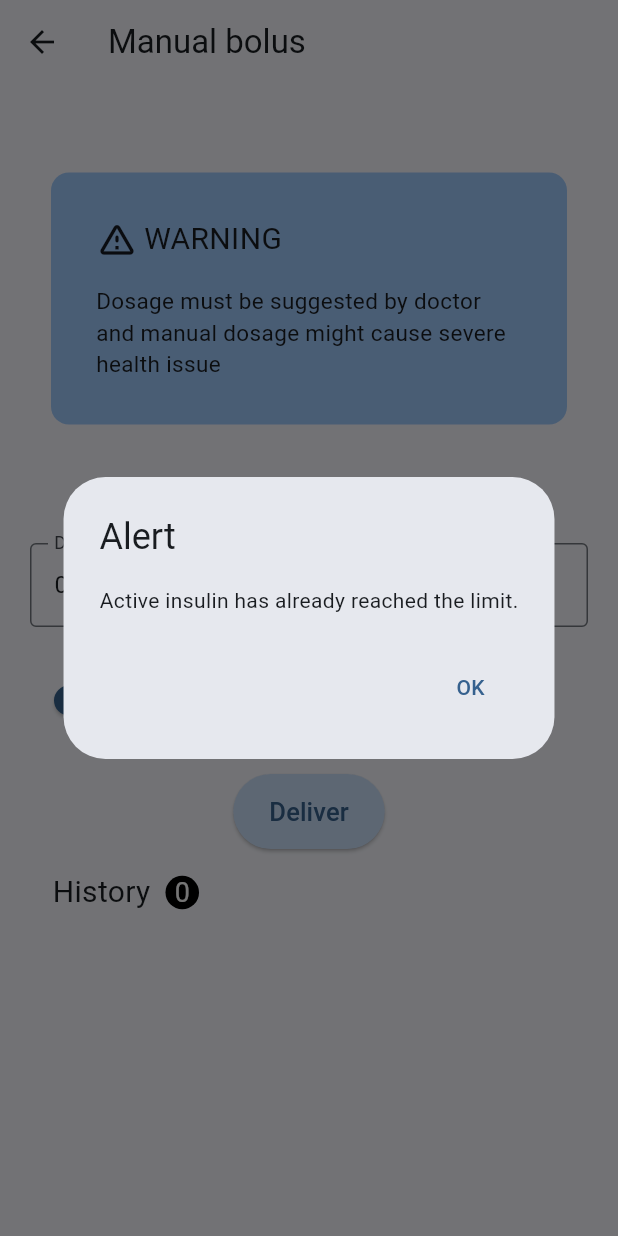
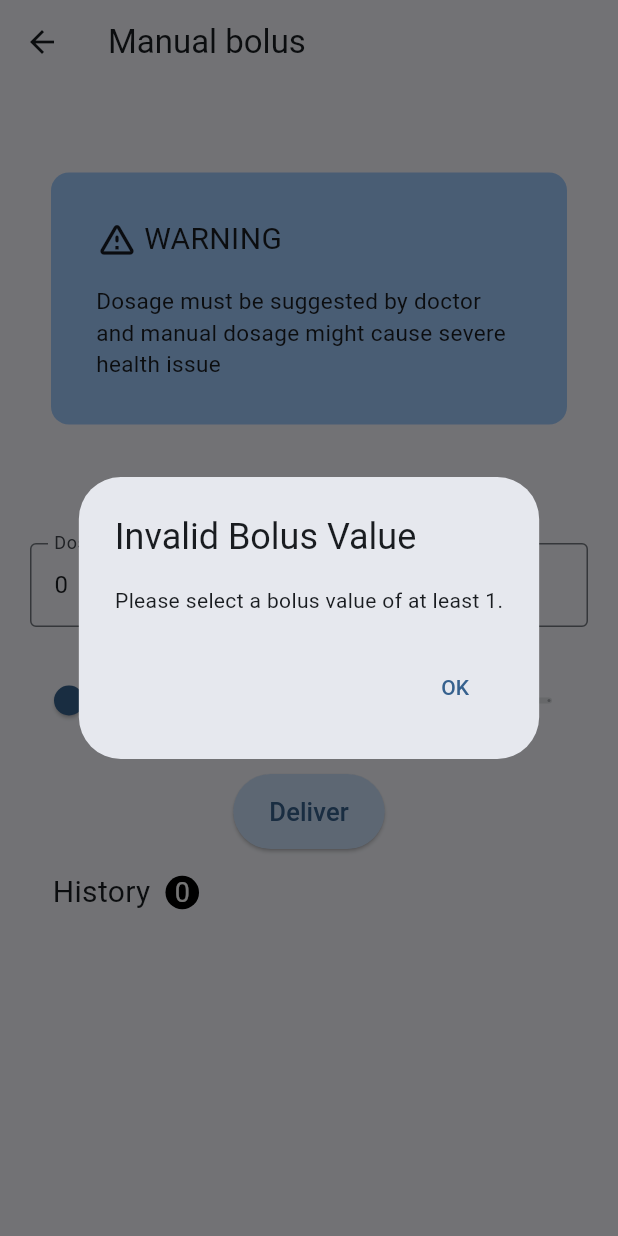
Before and after one commit to Lakshmanan-palaniappan/insulin-app, a Flutter app: the ManualBolusPage screen opened directly, after a tap on "Deliver", on a phone screen of 412 x 824 dp. Run offline on Flutter 3.47's test engine with Material 3 defaults, Android fonts, the phone set to English and light mode, and no system bars; our stand-ins replace firebase_core, firebase_database, lottie, package_info_plus, shared_preferences; accounts and stored records are empty.

Commit message:
Version 5-button hidden

```diff
--- a/lib/ui/pages/manual_bolus_page.dart
+++ b/lib/ui/pages/manual_bolus_page.dart
@@ -3,11 +3,8 @@ import 'package:intl/intl.dart';
 import 'package:provider/provider.dart';
 
 import 'package:insulin/providers/insulin_provider.dart';
-
 import 'package:insulin/utils/utils.dart';
-
 import 'package:insulin/ui/widgets/common/warning_container.dart';
-
 import '../../models/Log.dart';
 
 class ManualBolusPage extends StatefulWidget {
@@ -18,15 +15,13 @@ class ManualBolusPage extends StatefulWidget {
 
 class _ManualBolusPageState extends State<ManualBolusPage> {
   TextEditingController bolusTextController = TextEditingController();
-  double temp = 0;
   double sliderValue = 0;
+
   @override
   Widget build(BuildContext context) {
     return Scaffold(
       appBar: AppBar(
-        title: const Text(
-          "Manual bolus",
-        ),
+        title: const Text("Manual bolus"),
       ),
       body: SingleChildScrollView(
         child: Column(
@@ -38,45 +33,69 @@ class _ManualBolusPageState extends State<ManualBolusPage> {
               padding: const EdgeInsets.all(20.0),
               child: Consumer<InsulinProvider>(
                 builder: (context, insulinProvider, child) {
-
-                  bolusTextController.text = sliderValue.toString();
+                  bolusTextController.text = sliderValue.toStringAsFixed(0);
 
                   return Column(
                     mainAxisAlignment: MainAxisAlignment.center,
                     children: [
                       TextField(
                         controller: bolusTextController,
+                        readOnly: true,
                         decoration: const InputDecoration(
                           label: Text("Dose"),
                           border: OutlineInputBorder(),
                         ),
                       ),
                       const SizedBox(height: 25),
+
+                      // 🔹 Slider (steps: 0 to 10, integer only)
                       Slider(
-                        value: /*insulinProvider.insulinData!.isDelivering==0 ? temp : */sliderValue,
+                        value: sliderValue,
                         min: 0,
                         max: 10,
-                        divisions: 20,
+                        divisions: 10, // 0, 1, 2, ... 10
                         label: sliderValue.round().toString(),
                         onChanged: (double value) async {
                           setState(() {
                             sliderValue = value;
+                            bolusTextController.text =
+                                value.round().toString();
                           });
-                          insulinProvider.changeBolusDosage(value);
-                          bolusTextController.text = value.toString();
+                          insulinProvider.changeBolusDosage(value.roundToDouble());
                         },
                       ),
+
                       const SizedBox(height: 25),
+
                       SizedBox(
                         height: 50,
                         child: StreamBuilder(
                           stream: insulinProvider.isloading(),
                           builder: (context, asyncSnapshot) {
+                            final isLoading = asyncSnapshot.hasData && asyncSnapshot.data!;
                             return ElevatedButton(
-                                onPressed: (asyncSnapshot.hasData && asyncSnapshot.data!)
+                              onPressed: isLoading
                                   ? null
                                   : () {
-                                  if (asyncSnapshot.hasData && !asyncSnapshot.data!) {
+                                if (sliderValue < 1) {
+                                  // ⚠️ Show alert if value < 1
+                                  showDialog(
+                                    context: context,
+                                    builder: (context) => AlertDialog(
+                                      title: const Text("Invalid Bolus Value"),
+                                      content: const Text(
+                                          "Please select a bolus value of at least 1."),
+                                      actions: [
+                                        TextButton(
+                                          onPressed: () => Navigator.pop(context),
+                                          child: const Text("OK"),
+                                        ),
+                                      ],
+                                    ),
+                                  );
+                                  return;
+                                }
+
                                 if (insulinProvider.insulinData!.activeInsulin < 6) {
                                   showAlertDialog(
                                     context: context,
@@ -86,9 +105,9 @@ class _ManualBolusPageState extends State<ManualBolusPage> {
                                   );
                                 } else {
                                   num newBolus =
-                                          stringToNumber(bolusTextController.text) ?? sliderValue;
+                                      stringToNumber(bolusTextController.text) ??
+                                          sliderValue.round();
                                   insulinProvider.saveBolusDosage(newBolus);
-                                    }
                                 }
                               },
                               child: const Text(
@@ -96,48 +115,51 @@ class _ManualBolusPageState extends State<ManualBolusPage> {
                                 style: TextStyle(fontSize: 17),
                               ),
                             );
+                          },
+                        ),
+                      ),
 
-                            }),
-                      ),
                       const SizedBox(height: 10),
+
+                      // 🔹 Bolus History Section
                       FutureBuilder(
                         future: insulinProvider.getBasalLogs(),
                         builder: (context, snapshot) {
                           if (snapshot.hasError) {
                             return Text(
-                                'Error:${snapshot.error.toString()}',
-                                style:
-                                    TextStyle(fontSize: 8, color: Colors.red),
+                              'Error: ${snapshot.error.toString()}',
+                              style: const TextStyle(
+                                  fontSize: 8, color: Colors.red),
                             );
                           }
+
                           if (snapshot.hasData) {
                             List<Log> logs = snapshot.data!;
                             logs.sort((a, b) {
-                                DateTime at = DateTime.parse(a.startTime),
-                                    bt = DateTime.parse(b.startTime);
+                              DateTime at = DateTime.parse(a.startTime);
+                              DateTime bt = DateTime.parse(b.startTime);
                               return at.isAfter(bt) ? 1 : -1;
                             });
+
                             return Column(
                               children: [
                                 Row(
                                   children: [
                                     const SizedBox(width: 15),
-                                      Text(
+                                    const Text(
                                       "History",
-                                        style: const TextStyle(
-                                          fontSize: 20,
-                                        ),
+                                      style: TextStyle(fontSize: 20),
                                     ),
                                     Container(
-                                        decoration: BoxDecoration(
+                                      decoration: const BoxDecoration(
                                           shape: BoxShape.circle,
                                           color: Colors.black),
-                                        padding: EdgeInsets.all(6),
-                                        margin: EdgeInsets.symmetric(
+                                      padding: const EdgeInsets.all(6),
+                                      margin: const EdgeInsets.symmetric(
                                           horizontal: 10),
                                       child: Text(
                                         logs.length.toString(),
-                                          style: TextStyle(
+                                        style: const TextStyle(
                                             fontSize: 18,
                                             color: Colors.white),
                                       ),
@@ -146,7 +168,7 @@ class _ManualBolusPageState extends State<ManualBolusPage> {
                                 ),
                                 const SizedBox(height: 10),
                                 ListView.builder(
-                                    physics: NeverScrollableScrollPhysics(),
+                                  physics: const NeverScrollableScrollPhysics(),
                                   shrinkWrap: true,
                                   reverse: true,
                                   itemCount: logs.length,
@@ -168,16 +190,11 @@ class _ManualBolusPageState extends State<ManualBolusPage> {
                                                 MainAxisAlignment
                                                     .spaceBetween,
                                                 children: [
-                                                    Text(
-                                                      "Bolus",
-                                                    ),
+                                                  const Text("Bolus"),
                                                   Text(
                                                     DateFormat('dd/MM/yyyy')
-                                                          .format(
-                                                        DateTime.parse(
-                                                          log.startTime,
-                                                        ),
-                                                      ),
+                                                        .format(DateTime.parse(
+                                                        log.startTime)),
                                                   ),
                                                 ],
                                               ),
@@ -192,8 +209,7 @@ class _ManualBolusPageState extends State<ManualBolusPage> {
                                                           "${log.units} units ",
                                                           style:
                                                           const TextStyle(
-                                                              fontSize: 25,
-                                                            ),
+                                                              fontSize: 25),
                                                         ),
                                                         TextSpan(
                                                           text: selectof(
@@ -207,13 +223,13 @@ class _ManualBolusPageState extends State<ManualBolusPage> {
                                                                 'delivered',
                                                               }),
                                                         ),
-
+                                                        const TextSpan(
+                                                            text:
+                                                            "\nActive insulin: "),
                                                         TextSpan(
-                                                            text: "\nActive insulin: ",
-                                                          ),
-                                                          TextSpan(
-                                                            text: log.activeInsulin.toString(),
-                                                          ),
+                                                            text: log
+                                                                .activeInsulin
+                                                                .toString()),
                                                       ],
                                                     ),
                                                     style: const TextStyle(
@@ -222,13 +238,12 @@ class _ManualBolusPageState extends State<ManualBolusPage> {
                                                       FontWeight.w600,
                                                     ),
                                                   ),
-                                                    Spacer(),
+                                                  const Spacer(),
                                                   Text(
-                                                      DateFormat('hh:mm')
-                                                          .format(
-                                                              DateTime.parse(log
-                                                                  .startTime)),
-                                                      style: TextStyle(
+                                                    DateFormat('hh:mm').format(
+                                                        DateTime.parse(
+                                                            log.startTime)),
+                                                    style: const TextStyle(
                                                         fontSize: 20,
                                                         fontWeight:
                                                         FontWeight.w900),
@@ -245,13 +260,16 @@ class _ManualBolusPageState extends State<ManualBolusPage> {
                               ],
                             );
                           }
-                            return Padding(
+
+                          return const Padding(
                             padding: EdgeInsets.symmetric(vertical: 10),
                             child: CircularProgressIndicator(
                               color: Colors.blueAccent,
                             ),
                           );
-                          }),
+                        },
+                      ),
+
                       const SizedBox(height: 25),
                     ],
                   );
--- a/lib/ui/widgets/dashboard/pump_details_card.dart
+++ b/lib/ui/widgets/dashboard/pump_details_card.dart
@@ -25,9 +25,6 @@ class PumpDetailsCard extends StatelessWidget {
               children: [
                 Text(
                   "Insulin Pump",
-                ),
-                Text(
-                  "TODO%",
                 ),
               ],
             ),
--- a/pubspec.yaml
+++ b/pubspec.yaml
@@ -16,7 +16,7 @@ publish_to: 'none' # Remove this line if you wish to publish to pub.dev
 # https://developer.apple.com/library/archive/documentation/General/Reference/InfoPlistKeyReference/Articles/CoreFoundationKeys.html
 # In Windows, build-name is used as the major, minor, and patch parts
 # of the product and file versions while build-number is used as the build suffix.
-version: 1.0.0+4
+version: 1.0.0+5
 
 environment:
   sdk: ^3.5.4
```
Also changed, not shown: lib/ui/pages/refill_page.dart (+48 -37 lines). Lines whose indentation alone changed are shown as unchanged.
